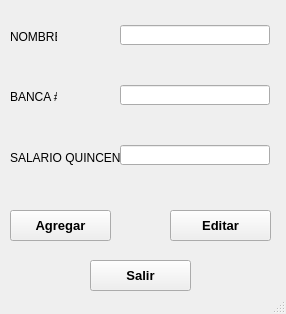
This is MiniNomina/FrmDesign/Empleados.ui in CodeDrTech/DevelopPython as Qt 5 draws it before an edit. The edited form follows.
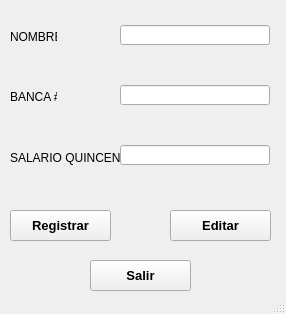
This is the edited form. Icons and pictures are not drawn.

```diff
--- a/MiniNomina/FrmDesign/Empleados.ui
+++ b/MiniNomina/FrmDesign/Empleados.ui
@@ -54,7 +54,17 @@
      </font>
     </property>
     <property name="text">
-     <string>Agregar</string>
+     <string>Registrar</string>
+    </property>
+    <property name="icon">
+     <iconset>
+      <normaloff>../ICO/agregar.png</normaloff>../ICO/agregar.png</iconset>
+    </property>
+    <property name="iconSize">
+     <size>
+      <width>25</width>
+      <height>25</height>
+     </size>
     </property>
    </widget>
    <widget class="QLabel" name="label">
```
Left out of the diff: 20 changed lines with no effect on the pictures.
